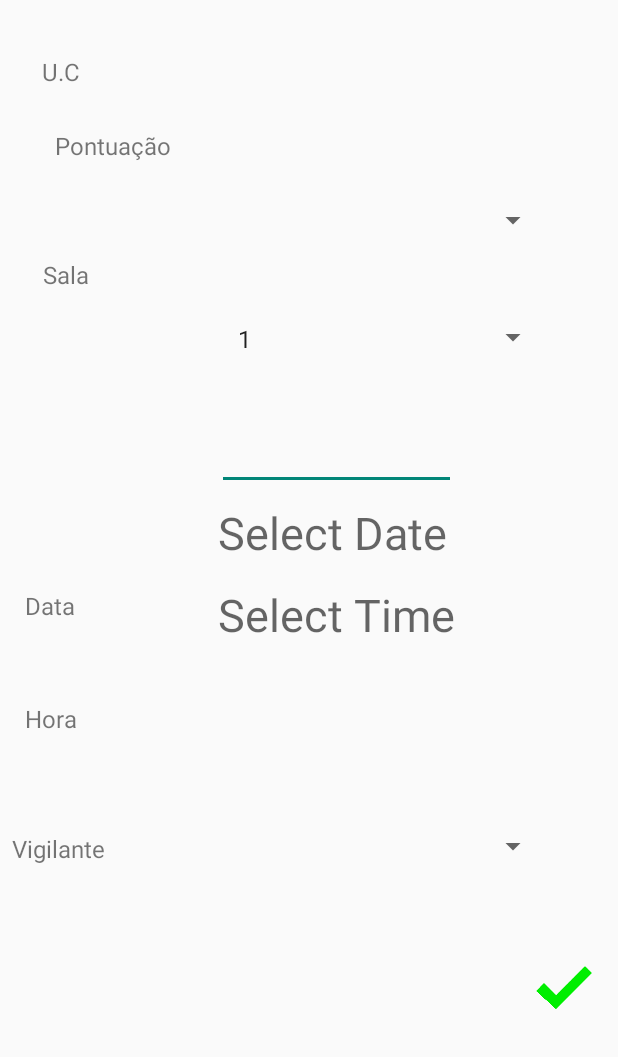
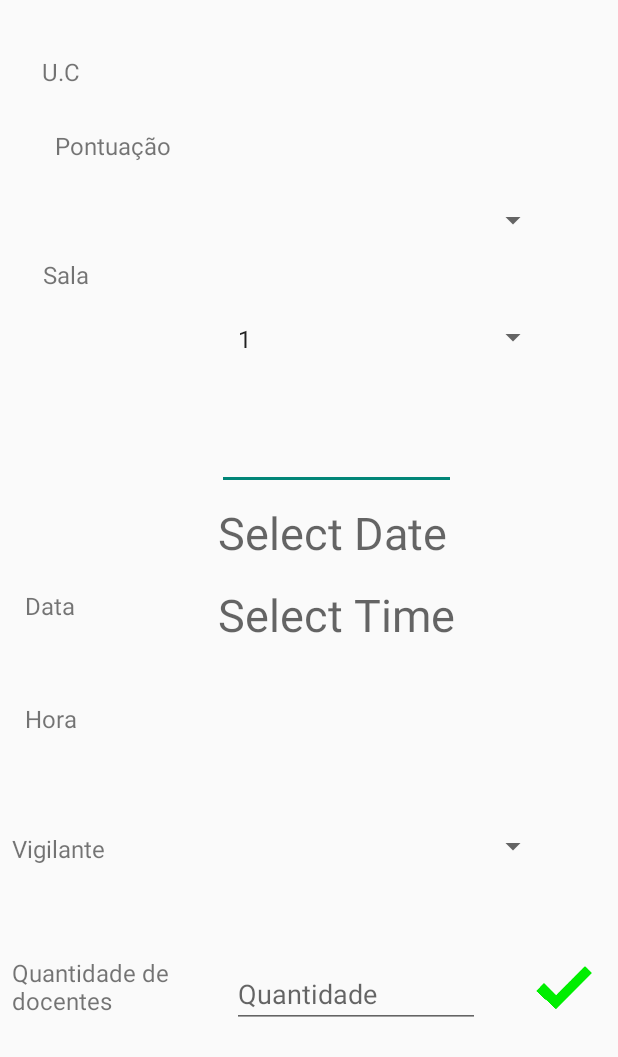
Before and after one commit to msousa06/M7, an Android app: the AgendarVigilanciaActivity screen opened directly, with no data from a screen before it, on a phone screen of 412 x 824 dp, the part 179-1236 px from its top. Run offline under Robolectric (Android 15) with nearby library versions, the phone set to English and light mode, and no system bars; our stand-ins replace Firebase (no records; nobody signed in at launch, a user with empty details on screens opened directly).

Commit message:
Algoritmo de seleção e edição dos docentes a fazerem as  vigilancias

```diff
--- a/app/src/main/res/layout/activity_agendar_vigilancia.xml
+++ b/app/src/main/res/layout/activity_agendar_vigilancia.xml
@@ -106,13 +106,12 @@
         app:layout_constraintTop_toBottomOf="@+id/pontuacaoLabel"
         app:layout_constraintVertical_bias="0.099" />
 
+
     <TextView
         android:id="@+id/vigilanteLabel"
         android:layout_width="72dp"
         android:layout_height="28dp"
         android:layout_marginEnd="68dp"
-        android:layout_marginLeft="8dp"
-        android:layout_marginRight="68dp"
         android:layout_marginStart="8dp"
         android:text="Vigilante"
         android:textSize="16sp"
@@ -255,5 +254,38 @@
         app:layout_constraintTop_toTopOf="parent"
         app:layout_constraintVertical_bias="0.732" />
 
+    <EditText
+        android:id="@+id/qtdPretendida"
+        android:layout_width="165dp"
+        android:layout_height="40dp"
+        android:layout_marginBottom="8dp"
+        android:layout_marginEnd="8dp"
+        android:layout_marginStart="8dp"
+        android:layout_marginTop="8dp"
+        android:ems="10"
+        android:hint="Quantidade"
+        android:inputType="numberPassword"
+        app:layout_constraintBottom_toBottomOf="parent"
+        app:layout_constraintEnd_toEndOf="parent"
+        app:layout_constraintHorizontal_bias="0.635"
+        app:layout_constraintStart_toStartOf="parent"
+        app:layout_constraintTop_toTopOf="parent"
+        app:layout_constraintVertical_bias="0.985" />
+
+    <TextView
+        android:id="@+id/qtdLabel"
+        android:layout_width="112dp"
+        android:layout_height="44dp"
+        android:layout_marginEnd="68dp"
+        android:layout_marginStart="8dp"
+        android:text="Quantidade de docentes"
+        android:textSize="16sp"
+        app:layout_constraintBottom_toBottomOf="parent"
+        app:layout_constraintEnd_toEndOf="parent"
+        app:layout_constraintHorizontal_bias="0.0"
+        app:layout_constraintStart_toStartOf="parent"
+        app:layout_constraintTop_toTopOf="parent"
+        app:layout_constraintVertical_bias="0.97" />
+
 
 </android.support.constraint.ConstraintLayout>
```
Also changed, not shown: app/src/main/java/com/gp/gpproject/Create/AgendarVigilanciaActivity.java (+11 -3 lines), app/src/main/java/com/gp/gpproject/DBManager.java (+42 -33 lines), app/src/main/java/com/gp/gpproject/Update/EditarVigilanciaActivity.java (+12 -1 lines), app/src/main/res/layout/activity_editar_vigilancia.xml (+32 -0 lines).
